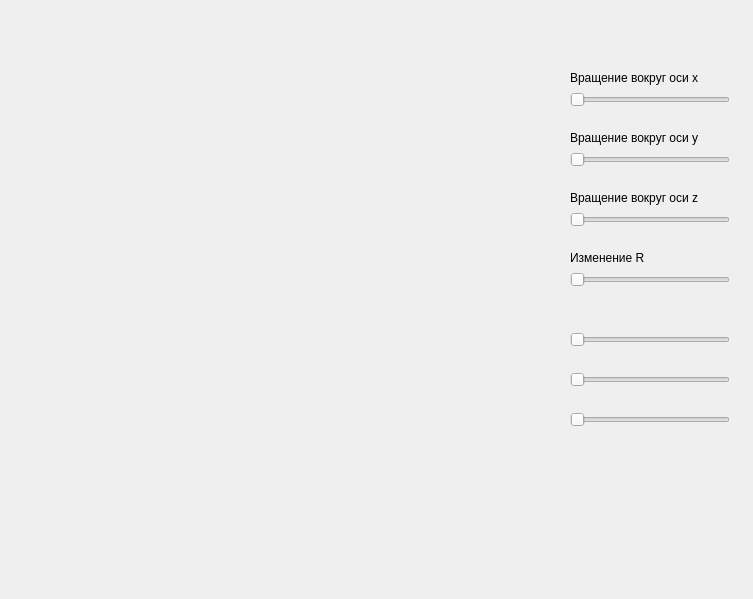
Qt form mainwindow.ui (Tanya-Gordeyeva/graphicsCW) before a commit.
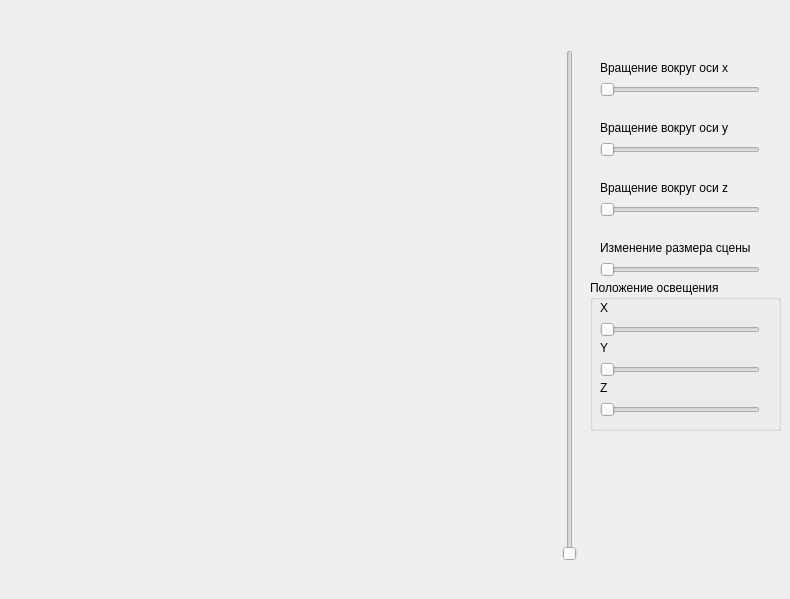
The same form after that commit.

Commit message: Добавлено изменение цвета тора

The edit to the form file:
```diff
--- a/mainwindow.ui
+++ b/mainwindow.ui
@@ -6,7 +6,7 @@
    <rect>
     <x>0</x>
     <y>0</y>
-    <width>753</width>
+    <width>790</width>
     <height>599</height>
    </rect>
   </property>
@@ -17,8 +17,8 @@
    <widget class="QSlider" name="horizontalSlider">
     <property name="geometry">
      <rect>
-      <x>570</x>
-      <y>90</y>
+      <x>600</x>
+      <y>80</y>
       <width>160</width>
       <height>19</height>
      </rect>
@@ -30,8 +30,8 @@
    <widget class="QSlider" name="horizontalSlider_2">
     <property name="geometry">
      <rect>
-      <x>570</x>
-      <y>150</y>
+      <x>600</x>
+      <y>140</y>
       <width>160</width>
       <height>19</height>
      </rect>
@@ -43,8 +43,8 @@
    <widget class="QSlider" name="horizontalSlider_3">
     <property name="geometry">
      <rect>
-      <x>570</x>
-      <y>210</y>
+      <x>600</x>
+      <y>200</y>
       <width>160</width>
       <height>19</height>
      </rect>
@@ -56,8 +56,8 @@
    <widget class="QSlider" name="horizontalSlider_4">
     <property name="geometry">
      <rect>
-      <x>570</x>
-      <y>270</y>
+      <x>600</x>
+      <y>260</y>
       <width>160</width>
       <height>19</height>
      </rect>
@@ -69,8 +69,8 @@
    <widget class="QLabel" name="label">
     <property name="geometry">
      <rect>
-      <x>570</x>
-      <y>70</y>
+      <x>600</x>
+      <y>60</y>
       <width>161</width>
       <height>16</height>
      </rect>
@@ -82,8 +82,8 @@
    <widget class="QLabel" name="label_2">
     <property name="geometry">
      <rect>
-      <x>570</x>
-      <y>130</y>
+      <x>600</x>
+      <y>120</y>
       <width>161</width>
       <height>16</height>
      </rect>
@@ -95,8 +95,8 @@
    <widget class="QLabel" name="label_3">
     <property name="geometry">
      <rect>
-      <x>570</x>
-      <y>190</y>
+      <x>600</x>
+      <y>180</y>
       <width>161</width>
       <height>16</height>
      </rect>
@@ -108,54 +108,119 @@
    <widget class="QLabel" name="label_4">
     <property name="geometry">
      <rect>
-      <x>570</x>
-      <y>250</y>
+      <x>600</x>
+      <y>240</y>
       <width>161</width>
       <height>16</height>
      </rect>
     </property>
     <property name="text">
-     <string>Изменение R</string>
+     <string>Изменение размера сцены</string>
     </property>
    </widget>
-   <widget class="QSlider" name="horizontalSlider_5">
+   <widget class="QSlider" name="verticalSlider">
     <property name="geometry">
      <rect>
-      <x>570</x>
-      <y>330</y>
-      <width>160</width>
-      <height>19</height>
+      <x>560</x>
+      <y>50</y>
+      <width>19</width>
+      <height>511</height>
      </rect>
     </property>
     <property name="orientation">
-     <enum>Qt::Horizontal</enum>
+     <enum>Qt::Vertical</enum>
     </property>
    </widget>
-   <widget class="QSlider" name="horizontalSlider_7">
+   <widget class="QGroupBox" name="groupBox">
     <property name="geometry">
      <rect>
-      <x>570</x>
-      <y>370</y>
-      <width>160</width>
-      <height>19</height>
+      <x>590</x>
+      <y>280</y>
+      <width>191</width>
+      <height>151</height>
      </rect>
     </property>
-    <property name="orientation">
-     <enum>Qt::Horizontal</enum>
+    <property name="title">
+     <string>Положение освещения</string>
     </property>
-   </widget>
-   <widget class="QSlider" name="horizontalSlider_8">
-    <property name="geometry">
-     <rect>
-      <x>570</x>
-      <y>410</y>
-      <width>160</width>
-      <height>19</height>
-     </rect>
-    </property>
-    <property name="orientation">
-     <enum>Qt::Horizontal</enum>
-    </property>
+    <widget class="QSlider" name="horizontalSlider_8">
+     <property name="geometry">
+      <rect>
+       <x>10</x>
+       <y>120</y>
+       <width>160</width>
+       <height>19</height>
+      </rect>
+     </property>
+     <property name="orientation">
+      <enum>Qt::Horizontal</enum>
+     </property>
+    </widget>
+    <widget class="QSlider" name="horizontalSlider_5">
+     <property name="geometry">
+      <rect>
+       <x>10</x>
+       <y>40</y>
+       <width>160</width>
+       <height>19</height>
+      </rect>
+     </property>
+     <property name="orientation">
+      <enum>Qt::Horizontal</enum>
+     </property>
+    </widget>
+    <widget class="QSlider" name="horizontalSlider_7">
+     <property name="geometry">
+      <rect>
+       <x>10</x>
+       <y>80</y>
+       <width>160</width>
+       <height>19</height>
+      </rect>
+     </property>
+     <property name="orientation">
+      <enum>Qt::Horizontal</enum>
+     </property>
+    </widget>
+    <widget class="QLabel" name="label_5">
+     <property name="geometry">
+      <rect>
+       <x>10</x>
+       <y>20</y>
+       <width>161</width>
+       <height>16</height>
+      </rect>
+     </property>
+     <property name="text">
+      <string>X</string>
+     </property>
+    </widget>
+    <widget class="QLabel" name="label_6">
+     <property name="geometry">
+      <rect>
+       <x>10</x>
+       <y>60</y>
+       <width>31</width>
+       <height>16</height>
+      </rect>
+     </property>
+     <property name="text">
+      <string>Y</string>
+     </property>
+    </widget>
+    <widget class="QLabel" name="label_7">
+     <property name="geometry">
+      <rect>
+       <x>10</x>
+       <y>100</y>
+       <width>161</width>
+       <height>16</height>
+      </rect>
+     </property>
+     <property name="text">
+      <string>Z</string>
+     </property>
+    </widget>
    </widget>
   </widget>
  </widget>
```
The commit also changes 5 other files.
